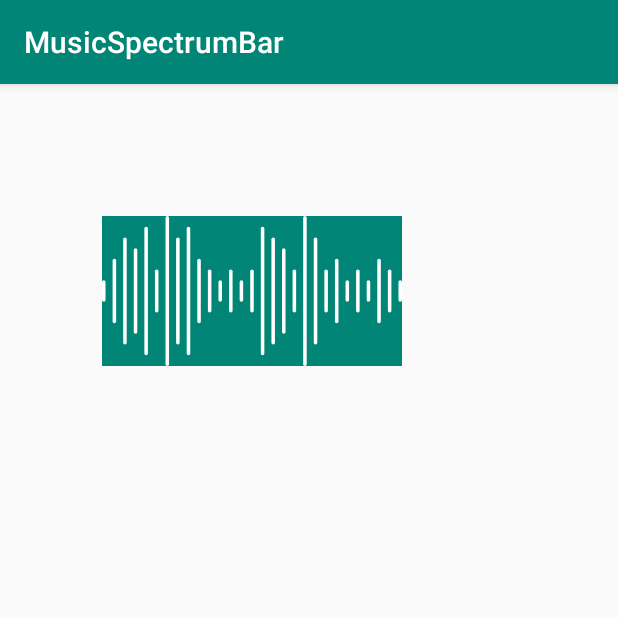
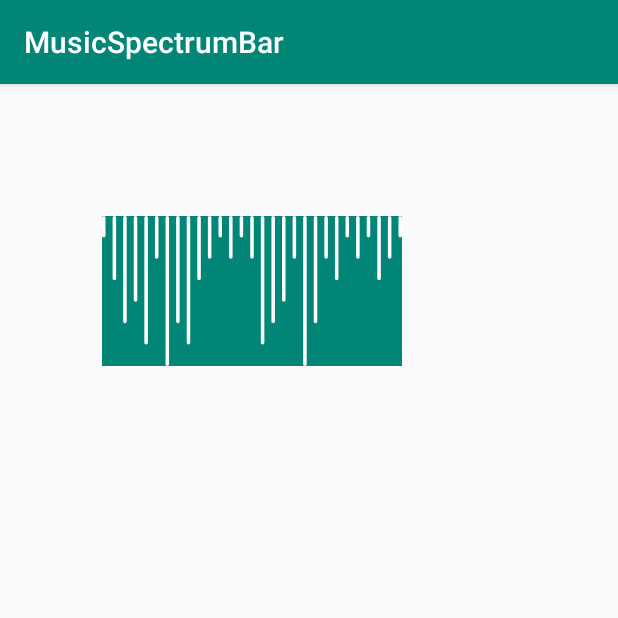
Before and after one commit to CaesarShao/MusicSpectrumBar, an Android app: the screen it shows after launch (MainActivity), on a phone screen of 412 x 824 dp, the top half of it. Run offline under Robolectric (Android 15) with nearby library versions, the phone set to English and light mode, and no system bars.

Commit message:
模式变更

```diff
--- a/app/src/main/res/layout/activity_main.xml
+++ b/app/src/main/res/layout/activity_main.xml
@@ -8,6 +8,7 @@
 
     <com.caesar.musicspectrumbarlibrary.MusicSpectrumBar
         android:layout_width="200dp"
+        app:poseType="2"
         android:layout_height="100dp"
         android:layout_marginStart="68dp"
         android:layout_marginLeft="68dp"
```
